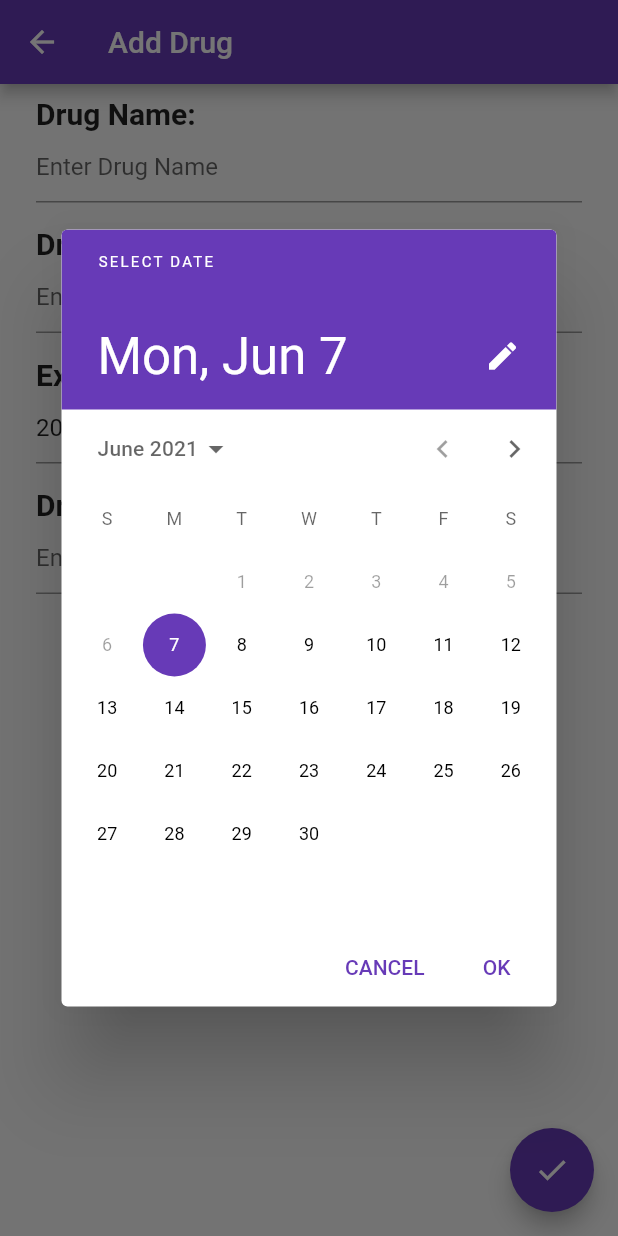
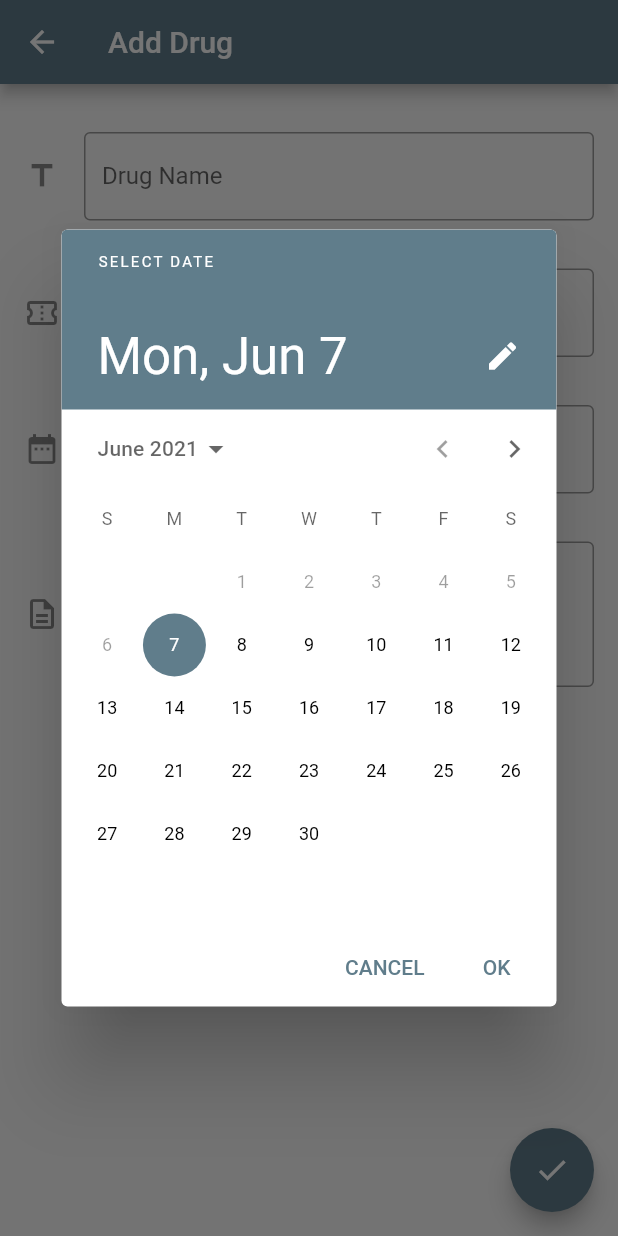
Before and after one commit to osama96gh/Pharmacy-Manger, a Flutter app: the AddDrugScreen screen opened directly with empty values, on a phone screen of 412 x 824 dp. Run offline on Flutter 3.47's test engine with Material 2 defaults, Android fonts, the phone set to English and light mode, and no system bars; our stand-ins replace cloud_firestore, firebase_auth, firebase_core, google_fonts; missing offline and left inert: qr_code_scanner; accounts and stored records are empty; Roboto replaces fonts that are missing (Tajawal).

Commit message:
Add some improvements and features: - logout - expired counter - edit exist drug - delete exist drug - improve the UI/UX

```diff
--- a/lib/pages/add_drug/add_drug.dart
+++ b/lib/pages/add_drug/add_drug.dart
@@ -1,4 +1,3 @@
-import 'package:cloud_firestore/cloud_firestore.dart';
  import 'package:flutter/material.dart';
 import 'package:intl/intl.dart';
 import 'package:pharmacy_manager/app_state.dart';
@@ -8,9 +7,12 @@ import 'package:provider/provider.dart';
 class AddDrugScreen extends StatefulWidget {
   final Drug? drug;
   final String serialNumber;
+  late final isOpenForEdit;
 
   AddDrugScreen({Key? key, required this.serialNumber, this.drug})
-      : super(key: key);
+      : super(key: key) {
+    isOpenForEdit = drug != null;
+  }
 
   @override
   _AddDrugScreenState createState() => _AddDrugScreenState();
@@ -38,7 +40,7 @@ class _AddDrugScreenState extends State<AddDrugScreen> {
       firstDate: DateTime.now(),
       lastDate: DateTime(2025),
     ))!;
-    if (picked != null && picked != selectedDate) {
+    if (picked != selectedDate) {
       setState(() {
         selectedDate = picked;
         _timeController.text = formatter.format(selectedDate);
@@ -46,48 +48,108 @@ class _AddDrugScreenState extends State<AddDrugScreen> {
     }
   }
 
+  void _editDrug(Drug drug) async {
+    isUploading = true;
+    print('staarrrrt');
+    await Provider.of<ApplicationState>(context, listen: false)
+        .editDrugOnFirestore(drug);
+    print('dooone');
+
+    isUploading = false;
+    Navigator.pop(context);
+  }
+
   void _addDrug(Drug drug) async {
-    isUploading=true;
-    DocumentReference documentReference= await Provider.of<ApplicationState>(context, listen: false).addDrugToFirestore(drug);
-    isUploading=false;
-    print(documentReference);
+    isUploading = true;
+
+        await Provider.of<ApplicationState>(context, listen: false)
+            .addDrugToFirestore(drug);
+    isUploading = false;
+    Navigator.pop(context);
+  }
+
+  void _deleteDrug(Drug drug) async {
+    isUploading = true;
+    await Provider.of<ApplicationState>(context, listen: false)
+        .deleteDrugFromFirestore(drug);
+    isUploading = false;
     Navigator.pop(context);
   }
 
   @override
    void initState() {
+    super.initState();
+     if (widget.isOpenForEdit) {
+      _nameController.text = widget.drug!.name;
+      _timeController.text = formatter
+          .format(DateTime.fromMillisecondsSinceEpoch(widget.drug!.expiredAt));
+      _serialController.text = widget.drug!.serial;
+      _descriptionController.text = widget.drug!.description!;
+      selectedDate =
+          DateTime.fromMillisecondsSinceEpoch(widget.drug!.expiredAt);
+    } else {
       _timeController.text = formatter.format(selectedDate);
       _serialController.text = widget.serialNumber;
 
       Future.delayed(Duration(milliseconds: 50)).then((value) => pickDate());
+    }
   }
 
   @override
   Widget build(BuildContext context) {
     return Scaffold(
       appBar: AppBar(
-        title: Text(widget.drug == null ? 'Add Drug' : 'Edit Drug'),
+        actions: widget.isOpenForEdit
+            ? [
+                // PopupMenuButton<String>(
+                //   onSelected: (String value) {
+                //     switch (value) {
+                //       case 'Delete':
+                //         _deleteDrug(widget.drug!);
+                //         break;
+                //     }
+                //   },
+                //   itemBuilder: (BuildContext context) {
+                //     return {
+                //       'Delete',
+                //     }.map((String choice) {
+                //       return PopupMenuItem<String>(
+                //         value: choice,
+                //         child: Text(
+                //           choice,
+                //         ),
+                //       );
+                //     }).toList();
+                //   },
+                // ),
+                IconButton(
+                    onPressed: () {
+                      _deleteDrug(widget.drug!);
+                    },
+                    icon: Icon(Icons.delete_rounded))
+              ]
+            : [],
+        title: Text(widget.isOpenForEdit ? 'Edit Drug' : 'Add Drug'),
       ),
       body: SingleChildScrollView(
+        child: Padding(
+          padding: const EdgeInsets.symmetric(vertical: 16.0),
           child: Form(
             key: _formKey,
             child: Column(
               children: [
                 Padding(
                   padding:
-                    const EdgeInsets.symmetric(horizontal: 24, vertical: 8),
-                child: Column(
-                  crossAxisAlignment: CrossAxisAlignment.start,
-                  children: [
-                    Text(
-                      "Drug Name:",
-                      style:
-                          TextStyle(fontSize: 20, fontWeight: FontWeight.w600),
-                    ),
-                    TextFormField(
+                      const EdgeInsets.symmetric(horizontal: 16, vertical: 16),
+                  child: TextFormField(
+
                     controller: _nameController,
                     decoration: const InputDecoration(
+                      border:  OutlineInputBorder(),
+                      floatingLabelBehavior: FloatingLabelBehavior.auto,
+                      labelText: "Drug Name",
                       hintText: 'Enter Drug Name',
+                      icon: Icon(Icons.title)
                      ),
                     validator: (value) {
                       if (value!.isEmpty) {
@@ -96,26 +158,20 @@ class _AddDrugScreenState extends State<AddDrugScreen> {
                       return null;
                     },
                   ),
-                  ],
-                ),
                 ),
                 Padding(
                   padding:
-                    const EdgeInsets.symmetric(horizontal: 24, vertical: 8),
-                child: Column(
-                  crossAxisAlignment: CrossAxisAlignment.start,
-                  children: [
-                    Text(
-                      "Drug Serial Number:",
-                      style:
-                          TextStyle(fontSize: 20, fontWeight: FontWeight.w600),
-                    ),
-                    TextFormField(
+                      const EdgeInsets.symmetric(horizontal: 16, vertical: 16),
+                  child: TextFormField(
                     readOnly: true,
                     controller: _serialController,
                     decoration: const InputDecoration(
+                      border:  OutlineInputBorder(),
+                      floatingLabelBehavior: FloatingLabelBehavior.auto,
+                      labelText: "Serial Number",
                       hintText: 'Enter Drug Serial Number',
-                      ),
+                      icon: Icon(Icons.confirmation_num_outlined)
+                    ) ,
                     validator: (value) {
                       if (value!.isEmpty) {
                         return 'Enter Drug Serial Number to continue';
@@ -123,29 +179,24 @@ class _AddDrugScreenState extends State<AddDrugScreen> {
                       return null;
                     },
                   ),
-                  ],
-                ),
                 ),
                 Padding(
                   padding:
-                    const EdgeInsets.symmetric(horizontal: 24, vertical: 8),
-                child: Column(
-                  crossAxisAlignment: CrossAxisAlignment.start,
-                  children: [
-                    Text(
-                      "Expiration date:",
-                      style:
-                          TextStyle(fontSize: 20, fontWeight: FontWeight.w600),
-                    ),
-                    TextFormField(
+                      const EdgeInsets.symmetric(horizontal: 16, vertical: 16),
+                  child: TextFormField(
                     onTap: () async {
                       pickDate();
                     },
                     readOnly: true,
                     controller: _timeController,
                     decoration: const InputDecoration(
+                      border:  OutlineInputBorder(),
+                      floatingLabelBehavior: FloatingLabelBehavior.auto,
+                      labelText: "Expiration date",
                       hintText: 'Enter Expiration date',
-                      ),
+                        icon: Icon(Icons.date_range),
+
+                    )  ,
                     validator: (value) {
                       if (value!.isEmpty) {
                         return 'Enter Expiration date to continue';
@@ -153,25 +204,22 @@ class _AddDrugScreenState extends State<AddDrugScreen> {
                       return null;
                     },
                   ),
-                  ],
-                ),
                 ),
                 Padding(
                   padding:
-                    const EdgeInsets.symmetric(horizontal: 24, vertical: 8),
-                child: Column(
-                  crossAxisAlignment: CrossAxisAlignment.start,
-                  children: [
-                    Text(
-                      "Drug Description:",
-                      style:
-                          TextStyle(fontSize: 20, fontWeight: FontWeight.w600),
-                    ),
-                    TextFormField(
+                      const EdgeInsets.symmetric(horizontal: 16, vertical: 16),
+                  child: TextFormField(
+                    minLines: 3,
+                    maxLines: 5,
                     controller: _descriptionController,
                     decoration: const InputDecoration(
+                      border:  OutlineInputBorder(),
+                      floatingLabelBehavior: FloatingLabelBehavior.auto,
+                      labelText: "Description",
                       hintText: 'Enter Description',
-                      ),
+                      icon: Icon(Icons.description_outlined),
+
+                    )  ,
                     validator: (value) {
                       // if (value!.isEmpty) {
                       //   return 'Enter Description to continue';
@@ -179,23 +227,33 @@ class _AddDrugScreenState extends State<AddDrugScreen> {
                       return null;
                     },
                   ),
-                  ],
-                ),
                 ),
               ],
             ),
           ),
         ),
+      ),
       floatingActionButton: FloatingActionButton(
-        child: isUploading?CircularProgressIndicator(): Icon(Icons.done),
-        onPressed: () {
+        child: isUploading
+            ? CircularProgressIndicator(
+                color: Colors.amber,
+              )
+            : Icon(Icons.done),
+        onPressed: isUploading
+            ? null
+            : () {
                 if (_formKey.currentState!.validate()) {
-            _addDrug(Drug(
+                  Drug d = Drug(
                       serial: _serialController.text,
                       name: _nameController.text,
                       expiredAt: selectedDate.millisecondsSinceEpoch,
-                description: _descriptionController.text));
-            Navigator.pop(context);
+                      description: _descriptionController.text);
+                  if (widget.isOpenForEdit) {
+                    d.id = widget.drug!.id;
+                    _editDrug(d);
+                  } else {
+                    _addDrug(d);
+                  }
                 }
               },
       ),
--- a/lib/pages/login/authentication.dart
+++ b/lib/pages/login/authentication.dart
@@ -1,16 +1,10 @@
 import 'package:flutter/cupertino.dart';
 import 'package:flutter/material.dart';
+import 'package:pharmacy_manager/utilities/enums.dart';
 
 import '../../utilities/widgets.dart';
 
-enum ApplicationLoginState {
-  notKnown,
-  loggedOut,
-  emailAddress,
-  register,
-  password,
-  loggedIn,
-}
+
 
 class Authentication extends StatelessWidget {
   const Authentication({
--- /dev/null
+++ b/lib/utilities/enums.dart
@@ -0,0 +1,14 @@
+enum ApplicationLoginState {
+  notKnown,
+  loggedOut,
+  emailAddress,
+  register,
+  password,
+  loggedIn,
+}
+
+enum DrugState {
+  expired,
+  shortExpired,
+  longExpired,
+}
```
Also changed, not shown: lib/app.dart (+5 -5 lines), lib/app_state.dart (+32 -3 lines), lib/models/drug.dart (+23 -0 lines), lib/pages/home/home_page.dart (+24 -3 lines), lib/pages/qr/qr_screen.dart (+46 -47 lines), lib/utilities/widgets.dart (+67 -35 lines), 2 other files. Lines whose indentation alone changed are shown as unchanged.
